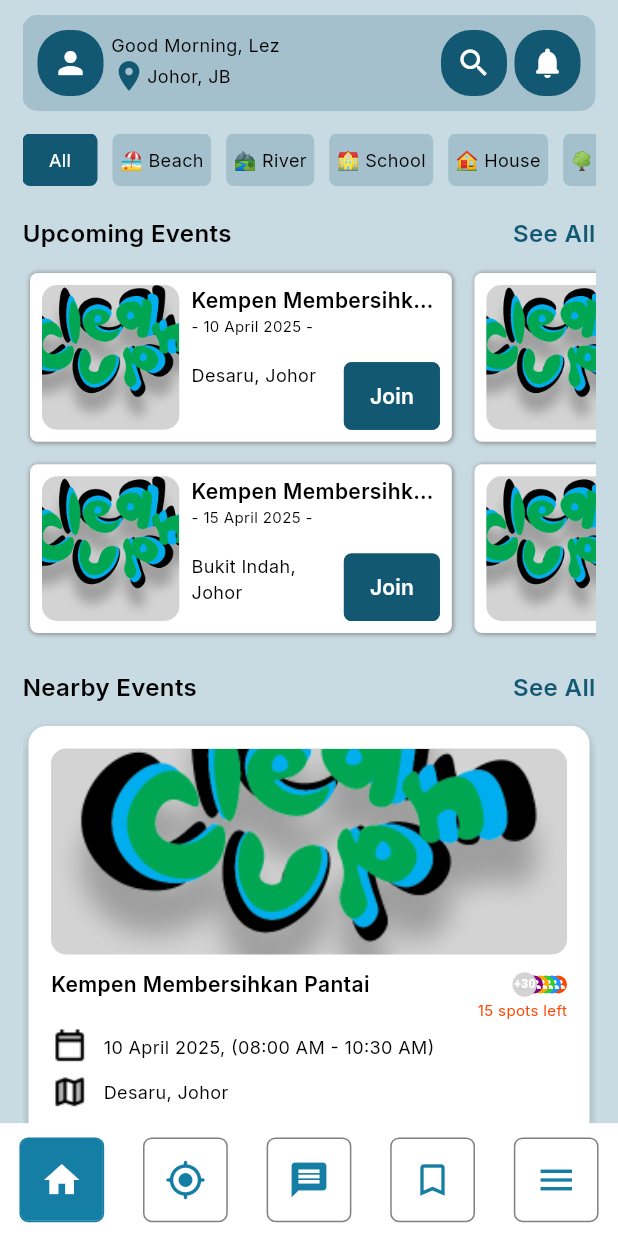
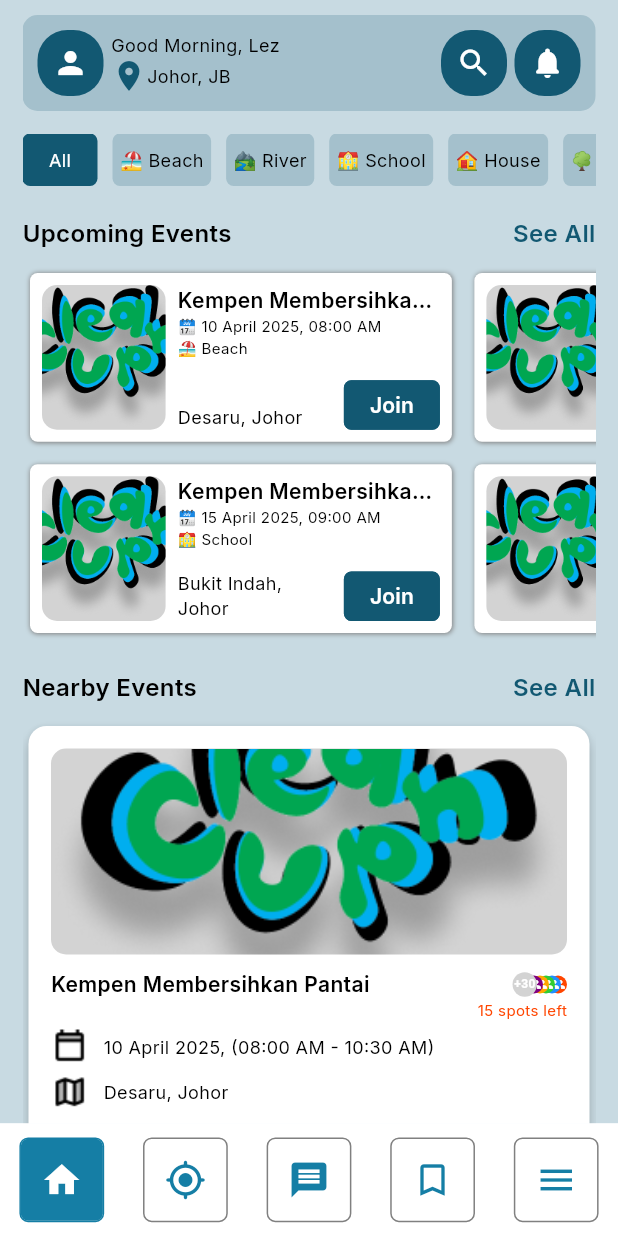
Before and after one commit to aafiqah/clean_up_community_app, a Flutter app: the HomePage screen opened by its route, after a tap on "All", on a phone screen of 412 x 824 dp. Run offline on Flutter 3.47's test engine with Material 3 defaults, Android fonts, the phone set to English and light mode, and no system bars; our stand-ins replace flutter_bloc, flutter_map, freezed_annotation, geolocator, go_router, google_fonts and 2 more.

Commit message:
fix clean up event type in home page

```diff
--- /dev/null
+++ b/lib/domain/entities/cleanup_event/index.dart
@@ -0,0 +1,2 @@
+export 'cleanup_event_filter.dart';
+export 'upcoming_event.dart';
--- a/lib/domain/entities/upcoming_event.dart
+++ b/lib/domain/entities/cleanup_event/upcoming_event.dart
@@ -1,23 +1,37 @@
+import 'package:json_annotation/json_annotation.dart';
+
+part 'upcoming_event.g.dart';
+
+@JsonSerializable()
 class UpcomingEvent {
   final String eventName;
   final String eventDate;
-  final String eventTime;
+  final String eventTimeStart;
+  final String eventTimeEnd;
   final UpcomingEventLocation eventLocation;
   final String imagePath;
+  final String eventType;
   final int participantCount;
   final int totalParticipant;
 
   UpcomingEvent({
     required this.eventName,
     required this.eventDate,
-    required this.eventTime,
+    required this.eventTimeStart,
+    required this.eventTimeEnd,
     required this.eventLocation,
     required this.imagePath,
+    required this.eventType,
     required this.participantCount,
     required this.totalParticipant,
   });
+
+  factory UpcomingEvent.fromJson(Map<String, dynamic> json) =>
+      _$UpcomingEventFromJson(json);
+  Map<String, dynamic> toJson() => _$UpcomingEventToJson(this);
 }
 
+@JsonSerializable()
 class UpcomingEventLocation {
   final String eventAddressOne;
   final String eventAddressTwo;
@@ -36,4 +50,8 @@ class UpcomingEventLocation {
     required this.eventLatitude,
     required this.eventLongitude,
   });
+
+  factory UpcomingEventLocation.fromJson(Map<String, dynamic> json) =>
+      _$UpcomingEventLocationFromJson(json);
+  Map<String, dynamic> toJson() => _$UpcomingEventLocationToJson(this);
 }
--- a/lib/domain/entities/index.dart
+++ b/lib/domain/entities/index.dart
@@ -1,2 +1 @@
-export 'cleanup_event_filter.dart';
-export 'upcoming_event.dart';
+export 'cleanup_event/index.dart';
--- /dev/null
+++ b/lib/infrastructure/data_sources/cleanup_event/cleanup_event_filter_data_source.dart
@@ -0,0 +1,48 @@
+import '../../../domain/index.dart';
+
+enum CleanupEventType {
+  all,
+  beach,
+  river,
+  school,
+  house,
+  park,
+  office,
+  highway;
+
+  String title() {
+    switch (this) {
+      case CleanupEventType.all:
+        return 'All';
+      case CleanupEventType.beach:
+        return '🏖 Beach';
+      case CleanupEventType.river:
+        return '🏞 River';
+      case CleanupEventType.school:
+        return '🏫 School';
+      case CleanupEventType.house:
+        return '🏠 House';
+      case CleanupEventType.park:
+        return '🌳 Park';
+      case CleanupEventType.office:
+        return '🏢 Office';
+      case CleanupEventType.highway:
+        return '🛣️ Highway';
+    }
+  }
+}
+
+class CleanupEventDataSource {
+  static List<CleanupEventFilter> getEvents() {
+    return [
+      CleanupEventFilter(name: CleanupEventType.all.title()),
+      CleanupEventFilter(name: CleanupEventType.beach.title()),
+      CleanupEventFilter(name: CleanupEventType.river.title()),
+      CleanupEventFilter(name: CleanupEventType.school.title()),
+      CleanupEventFilter(name: CleanupEventType.house.title()),
+      CleanupEventFilter(name: CleanupEventType.park.title()),
+      CleanupEventFilter(name: CleanupEventType.office.title()),
+      CleanupEventFilter(name: CleanupEventType.highway.title()),
+    ];
+  }
+}
--- /dev/null
+++ b/lib/infrastructure/data_sources/cleanup_event/index.dart
@@ -0,0 +1,2 @@
+export 'cleanup_event_filter_data_source.dart';
+export 'upcoming_event_data.dart';
--- a/lib/infrastructure/data_sources/upcoming_event_data.dart
+++ b/lib/infrastructure/data_sources/cleanup_event/upcoming_event_data.dart
@@ -1,4 +1,5 @@
-import '../../domain/index.dart';
+import '../../../domain/index.dart';
+import '../index.dart';
 
 class UpcomingEventDataSource {
   static List<UpcomingEvent> getEvents() {
@@ -6,7 +7,8 @@ class UpcomingEventDataSource {
       UpcomingEvent(
         eventName: 'Kempen Membersihkan Pantai',
         eventDate: '10 April 2025',
-        eventTime: '08:00 AM - 10:30 AM',
+        eventTimeStart: '08:00 AM',
+        eventTimeEnd: '10:30 AM',
         eventLocation: UpcomingEventLocation(
           eventAddressOne: 'Jalan Pantai Desaru',
           eventAddressTwo: 'Sebelah Resort Desaru',
@@ -17,13 +19,15 @@ class UpcomingEventDataSource {
           eventLongitude: '104.3030',
         ),
         imagePath: 'assets/images/logoCleanUp.png',
+        eventType: CleanupEventType.beach.title(),
         participantCount: 35,
         totalParticipant: 50,
       ),
       UpcomingEvent(
         eventName: 'Kempen Membersihkan Sekolah',
         eventDate: '15 April 2025',
-        eventTime: '09:00 AM - 12:00 PM',
+        eventTimeStart: '09:00 AM',
+        eventTimeEnd: '12:00 PM',
         eventLocation: UpcomingEventLocation(
           eventAddressOne: 'Jalan Sekolah 1',
           eventAddressTwo: 'Berhampiran Masjid Bukit Indah',
@@ -34,13 +38,15 @@ class UpcomingEventDataSource {
           eventLongitude: '103.6760',
         ),
         imagePath: 'assets/images/logoCleanUp.png',
+        eventType: CleanupEventType.school.title(),
         participantCount: 20,
         totalParticipant: 30,
       ),
       UpcomingEvent(
         eventName: 'Kempen Membersihkan Taman',
         eventDate: '20 April 2025',
-        eventTime: '07:30 AM - 09:45 AM',
+        eventTimeStart: '07:30 AM',
+        eventTimeEnd: '09:45 AM',
         eventLocation: UpcomingEventLocation(
           eventAddressOne: 'Taman Tasik Titiwangsa',
           eventAddressTwo: 'Berhadapan dengan KL Tower',
@@ -51,13 +57,15 @@ class UpcomingEventDataSource {
           eventLongitude: '101.7040',
         ),
         imagePath: 'assets/images/logoCleanUp.png',
+        eventType: CleanupEventType.park.title(),
         participantCount: 50,
         totalParticipant: 100,
       ),
       UpcomingEvent(
         eventName: 'Kempen Membersihkan Kejiranan',
         eventDate: '25 April 2025',
-        eventTime: '05:00 PM - 07:00 PM',
+        eventTimeStart: '05:00 PM',
+        eventTimeEnd: '07:00 PM',
         eventLocation: UpcomingEventLocation(
           eventAddressOne: 'Jalan Melawati 3',
           eventAddressTwo: 'Dekat Pasaraya Giant',
@@ -68,13 +76,15 @@ class UpcomingEventDataSource {
           eventLongitude: '101.7500',
         ),
         imagePath: 'assets/images/logoCleanUp.png',
+        eventType: CleanupEventType.house.title(),
         participantCount: 15,
         totalParticipant: 25,
       ),
       UpcomingEvent(
         eventName: 'Kempen Membersihkan Pejabat',
         eventDate: '1 Mei 2025',
-        eventTime: '02:00 PM - 04:00 PM',
+        eventTimeStart: '02:00 PM',
+        eventTimeEnd: '04:00 PM',
         eventLocation: UpcomingEventLocation(
           eventAddressOne: 'Menara KL, Jalan P Ramlee',
           eventAddressTwo: 'Bersebelahan KL Tower',
@@ -85,13 +95,15 @@ class UpcomingEventDataSource {
           eventLongitude: '101.7070',
         ),
         imagePath: 'assets/images/logoCleanUp.png',
+        eventType: CleanupEventType.office.title(),
         participantCount: 10,
         totalParticipant: 20,
       ),
       UpcomingEvent(
         eventName: 'Kempen Membersihkan Lebuhraya',
         eventDate: '5 Mei 2025',
-        eventTime: '06:30 AM - 09:00 AM',
+        eventTimeStart: '06:30 AM',
+        eventTimeEnd: '09:00 AM',
         eventLocation: UpcomingEventLocation(
           eventAddressOne: 'Lebuhraya Utara-Selatan (PLUS)',
           eventAddressTwo: 'Kawasan Rehat & Rawat Seremban',
@@ -102,13 +114,15 @@ class UpcomingEventDataSource {
           eventLongitude: '101.9380',
         ),
         imagePath: 'assets/images/logoCleanUp.png',
+        eventType: CleanupEventType.highway.title(),
         participantCount: 40,
         totalParticipant: 50,
       ),
       UpcomingEvent(
         eventName: 'Kempen Membersihkan Sungai',
         eventDate: '10 Mei 2025',
-        eventTime: '07:00 AM - 11:00 AM',
+        eventTimeStart: '07:00 AM',
+        eventTimeEnd: '11:00 AM',
         eventLocation: UpcomingEventLocation(
           eventAddressOne: 'Sungai Klang',
           eventAddressTwo: 'Berhampiran Masjid Jamek',
@@ -119,13 +133,15 @@ class UpcomingEventDataSource {
           eventLongitude: '101.4450',
         ),
         imagePath: 'assets/images/logoCleanUp.png',
+        eventType: CleanupEventType.river.title(),
         participantCount: 60,
         totalParticipant: 80,
       ),
       UpcomingEvent(
         eventName: 'Bengkel Pengurangan Sisa',
         eventDate: '15 Mei 2025',
-        eventTime: '10:00 AM - 01:00 PM',
+        eventTimeStart: '10:00 AM',
+        eventTimeEnd: '01:00 PM',
         eventLocation: UpcomingEventLocation(
           eventAddressOne: 'Pusat Eco Pulau Pinang',
           eventAddressTwo: 'Berdekatan Padang Kota Lama',
@@ -136,6 +152,7 @@ class UpcomingEventDataSource {
           eventLongitude: '100.3290',
         ),
         imagePath: 'assets/images/logoCleanUp.png',
+        eventType: CleanupEventType.house.title(),
         participantCount: 25,
         totalParticipant: 40,
       ),
--- a/lib/infrastructure/data_sources/cleanup_event_filter_data_source.dart
+++ /dev/null
@@ -1,15 +0,0 @@
-import '../../domain/index.dart';
-
-class CleanupEventDataSource {
-  static List<CleanupEventFilter> getEvents() {
-    return [
-      CleanupEventFilter(name: 'All'),
-      CleanupEventFilter(name: '🏖 Beach'),
-      CleanupEventFilter(name: '🏞 River'),
-      CleanupEventFilter(name: '🏫 School'),
-      CleanupEventFilter(name: '🏠 House'),
-      CleanupEventFilter(name: '🌳 Park'),
-      CleanupEventFilter(name: '🏢 Office'),
-    ];
-  }
-}
--- a/lib/infrastructure/data_sources/index.dart
+++ b/lib/infrastructure/data_sources/index.dart
@@ -1,2 +1 @@
-export 'cleanup_event_filter_data_source.dart';
-export 'upcoming_event_data.dart';
+export 'cleanup_event/index.dart';
--- a/lib/presentation/cubits/homePage/home_page_cubit.dart
+++ b/lib/presentation/cubits/homePage/home_page_cubit.dart
@@ -1,5 +1,8 @@
 import 'package:flutter_bloc/flutter_bloc.dart';
 import 'package:freezed_annotation/freezed_annotation.dart';
+
+import '../../../domain/entities/index.dart';
+import '../../../infrastructure/index.dart';
 
 part 'home_page_cubit.freezed.dart';
 part 'home_page_cubit.g.dart';
@@ -12,7 +15,15 @@ class HomePageCubit extends Cubit<HomePageState> {
     emit(state.copyWith(ontapSearch: ontapSearch));
   }
 
-  void onSelectedFilterTypeEvents(int onSelectedFilterTypeEvents) {
-    emit(state.copyWith(onSelectedFilterTypeEvents: onSelectedFilterTypeEvents));
+  void onSelectedFilterTypeEvents(int index) {
+    final selectedType = CleanupEventDataSource.getEvents()[index].name;
+    final newFilteredEvents = selectedType == 'All'
+        ? state.allEvents
+        : state.allEvents.where((e) => e.eventType == selectedType).toList();
+
+    emit(state.copyWith(
+      onSelectedFilterTypeEvents: index,
+      filteredEvents: newFilteredEvents,
+    ));
   }
 }
--- a/lib/presentation/cubits/homePage/home_page_state.dart
+++ b/lib/presentation/cubits/homePage/home_page_state.dart
@@ -5,13 +5,16 @@ class HomePageState with _$HomePageState {
   factory HomePageState({
     required bool ontapSearch,
     required int onSelectedFilterTypeEvents,
+    required List<UpcomingEvent> allEvents,
+    required List<UpcomingEvent> filteredEvents,
   }) = _HomePageState;
 
   factory HomePageState.initial() => HomePageState(
         ontapSearch: false,
         onSelectedFilterTypeEvents: 0,
+        allEvents: UpcomingEventDataSource.getEvents(),
+        filteredEvents: UpcomingEventDataSource.getEvents(),
       );
 
-  factory HomePageState.fromJson(Map<String, dynamic> json) =>
-      _$HomePageStateFromJson(json);
+  factory HomePageState.fromJson(Map<String, dynamic> json) => _$HomePageStateFromJson(json);
 }
--- a/lib/presentation/screen/clean_up/home_page.dart
+++ b/lib/presentation/screen/clean_up/home_page.dart
@@ -15,8 +15,6 @@ class HomePage extends StatefulWidget {
 class _HomePageState extends State<HomePage> {
   final ScrollController _scrollController = ScrollController();
   final TextEditingController _searchController = TextEditingController();
-  final eventsType = CleanupEventDataSource.getEvents();
-  final upcomingEvents = UpcomingEventDataSource.getEvents();
 
   String getGreeting() {
     final hour = DateTime.now().hour;
@@ -68,12 +66,9 @@ class _HomePageState extends State<HomePage> {
                                   color: CleanUpColor.primary,
                                   borderRadius: BorderRadius.circular(20),
                                 ),
-                                child: const Icon(Icons.person,
-                                    color: CleanUpColor.white),
+                                child: const Icon(Icons.person, color: CleanUpColor.white),
                               ),
-                              const SizedBox(
-                                  width:
-                                      5), // Added spacing instead of `spacing`
+                              const SizedBox(width: 5), // Added spacing instead of `spacing`
                               Column(
                                 crossAxisAlignment: CrossAxisAlignment.start,
                                 children: [
@@ -89,8 +84,7 @@ class _HomePageState extends State<HomePage> {
                                       ),
                                       Text(
                                         'Johor, JB',
-                                        style: TextStyleShared
-                                            .textStyle.bodyMedium,
+                                        style: TextStyleShared.textStyle.bodyMedium,
                                       ),
                                     ],
                                   ),
@@ -100,9 +94,7 @@ class _HomePageState extends State<HomePage> {
                               GestureDetector(
                                 key: const ValueKey('onTapSearchHome'),
                                 onTap: () {
-                                  context
-                                      .read<HomePageCubit>()
-                                      .onTapSeacrh(true);
+                                  context.read<HomePageCubit>().onTapSeacrh(true);
                                 },
                                 child: Container(
                                   padding: const EdgeInsets.all(10),
@@ -111,8 +103,7 @@ class _HomePageState extends State<HomePage> {
                                     color: CleanUpColor.primary,
                                     borderRadius: BorderRadius.circular(20),
                                   ),
-                                  child: const Icon(Icons.search,
-                                      color: CleanUpColor.white),
+                                  child: const Icon(Icons.search, color: CleanUpColor.white),
                                 ),
                               ),
                               GestureDetector(
@@ -136,40 +127,30 @@ class _HomePageState extends State<HomePage> {
                           child: ListView.builder(
                             controller: _scrollController,
                             scrollDirection: Axis.horizontal,
-                            itemCount: eventsType.length,
+                            itemCount: CleanupEventDataSource.getEvents().length,
                             itemBuilder: (context, index) {
-                              final event = eventsType[index];
-                              final isSelected =
-                                  homePageState.onSelectedFilterTypeEvents ==
-                                      index;
+                              final event = CleanupEventDataSource.getEvents()[index];
+                              final isSelected = homePageState.onSelectedFilterTypeEvents == index;
 
                               return GestureDetector(
                                 onTap: () {
-                                  context
-                                      .read<HomePageCubit>()
-                                      .onSelectedFilterTypeEvents(index);
+                                  context.read<HomePageCubit>().onSelectedFilterTypeEvents(index);
                                 },
                                 child: Container(
                                   width: event.name == 'All' ? 50 : null,
-                                  padding:
-                                      const EdgeInsets.symmetric(horizontal: 5),
+                                  padding: const EdgeInsets.symmetric(horizontal: 5),
                                   margin: const EdgeInsets.only(right: 10),
                                   decoration: BoxDecoration(
                                     borderRadius: BorderRadius.circular(5),
                                     color: isSelected
                                         ? CleanUpColor.primary
-                                        : CleanUpColor.primary
-                                            .withValues(alpha: 0.2),
+                                        : CleanUpColor.primary.withValues(alpha: 0.2),
                                   ),
                                   child: Center(
                                     child: Text(
                                       event.name,
-                                      style: TextStyleShared
-                                          .textStyle.bodyMedium
-                                          .copyWith(
-                                        color: isSelected
-                                            ? CleanUpColor.white
-                                            : CleanUpColor.black,
+                                      style: TextStyleShared.textStyle.bodyMedium.copyWith(
+                                        color: isSelected ? CleanUpColor.white : CleanUpColor.black,
                                       ),
                                     ),
                                   ),
@@ -204,20 +185,22 @@ class _HomePageState extends State<HomePage> {
                             padding: const EdgeInsets.all(5),
                             shrinkWrap: true,
                             scrollDirection: Axis.horizontal,
-                            itemCount: upcomingEvents.length,
-                            gridDelegate:
-                                const SliverGridDelegateWithFixedCrossAxisCount(
+                            itemCount: homePageState.filteredEvents.length,
+                            // itemCount: filteredEvents.length,
+                            gridDelegate: const SliverGridDelegateWithFixedCrossAxisCount(
                               crossAxisCount: 2,
                               crossAxisSpacing: 15, // Space between columns
                               mainAxisSpacing: 15, // Space between rows
                               childAspectRatio: .4, // Adjust width-height ratio
                             ),
                             itemBuilder: (context, index) {
-                              final event = upcomingEvents[index];
+                              final event = homePageState.filteredEvents[index];
 
                               return UpcomingEventWidget(
                                 eventName: event.eventName,
                                 eventDate: event.eventDate,
+                                eventType: event.eventType,
+                                eventTimeStart: event.eventTimeStart,
                                 eventLocation:
                                     '${event.eventLocation.eventCity}, ${event.eventLocation.eventState}',
                                 imagePath: event.imagePath,
@@ -248,20 +231,19 @@ class _HomePageState extends State<HomePage> {
                         ListView.builder(
                           shrinkWrap: true,
                           physics: const NeverScrollableScrollPhysics(),
-                          itemCount: 5,
+                          itemCount: homePageState.filteredEvents.length,
                           itemBuilder: (context, index) {
-                            final event = upcomingEvents[index];
+                            final event = homePageState.filteredEvents[index];
 
                             return Container(
                               margin: const EdgeInsets.only(bottom: 5),
                               child: CardPostEvent(
                                 eventName: event.eventName,
-                                spotsLeft: event.totalParticipant -
-                                    event.participantCount,
+                                spotsLeft: event.totalParticipant - event.participantCount,
                                 participantsCount: event.participantCount,
                                 imagePath: event.imagePath,
                                 eventDateTime:
-                                    '${event.eventDate}, (${event.eventTime})',
+                                    '${event.eventDate}, (${event.eventTimeStart} - ${event.eventTimeEnd})',
                                 eventAddress:
                                     '${event.eventLocation.eventCity}, ${event.eventLocation.eventState}',
                               ),
@@ -282,9 +264,7 @@ class _HomePageState extends State<HomePage> {
                             children: [
                               GestureDetector(
                                 onTap: () {
-                                  context
-                                      .read<HomePageCubit>()
-                                      .onTapSeacrh(false);
+                                  context.read<HomePageCubit>().onTapSeacrh(false);
                                   _searchController.clear();
                                 },
                                 child: Container(
@@ -293,8 +273,7 @@ class _HomePageState extends State<HomePage> {
                                     color: CleanUpColor.primary,
                                     borderRadius: BorderRadius.circular(20),
                                   ),
-                                  child: const Icon(Icons.close_rounded,
-                                      color: CleanUpColor.white),
+                                  child: const Icon(Icons.close_rounded, color: CleanUpColor.white),
                                 ),
                               ),
                               const SizedBox(width: 5),
--- a/lib/presentation/screen/clean_up/widget/card_post_event.dart
+++ b/lib/presentation/screen/clean_up/widget/card_post_event.dart
@@ -79,8 +79,7 @@ class CardPostEvent extends StatelessWidget {
                               shrinkWrap: true,
                               scrollDirection: Axis.horizontal,
                               reverse: true,
-                              itemCount:
-                                  participantsCount > 5 ? 6 : participantsCount,
+                              itemCount: participantsCount > 5 ? 6 : participantsCount,
                               itemBuilder: (BuildContext context, int index) {
                                 if (index == 5) {
                                   return Transform.translate(
@@ -129,8 +128,7 @@ class CardPostEvent extends StatelessWidget {
                           ),
                           Text(
                             '$spotsLeft spots left',
-                            style:
-                                TextStyleShared.textStyle.bodyMedium.copyWith(
+                            style: TextStyleShared.textStyle.bodyMedium.copyWith(
                               color: CleanUpColor.redMedium,
                               fontSize: 10,
                             ),
@@ -165,8 +163,6 @@ class CardPostEvent extends StatelessWidget {
                         child: Text(
                           eventAddress,
                           style: TextStyleShared.textStyle.bodyMedium,
-                          maxLines: 2,
-                          overflow: TextOverflow.ellipsis,
                         ),
                       ),
                     ],
@@ -181,8 +177,7 @@ class CardPostEvent extends StatelessWidget {
                     padding: const EdgeInsets.all(10),
                     child: Text(
                       'More Details',
-                      style: TextStyleShared.textStyle.subtitle
-                          .copyWith(color: CleanUpColor.white),
+                      style: TextStyleShared.textStyle.subtitle.copyWith(color: CleanUpColor.white),
                       textAlign: TextAlign.center,
                     ),
                   ),
--- a/lib/presentation/screen/clean_up/widget/upcoming_event_widget.dart
+++ b/lib/presentation/screen/clean_up/widget/upcoming_event_widget.dart
@@ -8,12 +8,16 @@ class UpcomingEventWidget extends StatelessWidget {
     super.key,
     required this.eventName,
     required this.eventDate,
+    required this.eventTimeStart,
+    required this.eventType,
     required this.eventLocation,
     this.imagePath,
   });
 
   final String eventName;
   final String eventDate;
+  final String eventTimeStart;
+  final String eventType;
   final String eventLocation;
   final String? imagePath;
 
@@ -35,7 +39,7 @@ class UpcomingEventWidget extends StatelessWidget {
       child: Row(
         children: [
           Container(
-            width: MediaQuery.sizeOf(context).height / 9,
+            width: MediaQuery.sizeOf(context).width / 5,
             decoration: BoxDecoration(
               image: imagePath != null
                   ? DecorationImage(
@@ -58,12 +62,16 @@ class UpcomingEventWidget extends StatelessWidget {
                   style: TextStyleShared.textStyle.subtitle,
                 ),
                 Text(
-                  '- $eventDate -',
+                  '🗓️ $eventDate, $eventTimeStart',
+                  style: TextStyleShared.textStyle.bodySmall,
+                ),
+                Text(
+                  eventType,
                   style: TextStyleShared.textStyle.bodySmall,
                 ),
                 const Spacer(),
                 Row(
-                  crossAxisAlignment: CrossAxisAlignment.start,
+                  crossAxisAlignment: CrossAxisAlignment.end,
                   children: [
                     Expanded(
                       child: Text(
@@ -77,6 +85,7 @@ class UpcomingEventWidget extends StatelessWidget {
                       width: 5,
                     ),
                     Submitbutton(
+                      height: MediaQuery.sizeOf(context).height / 25,
                       onPressed: () {},
                       text: 'Join',
                     ),
```
Also changed, not shown: lib/domain/entities/cleanup_event/cleanup_event_filter.dart (renamed from lib/domain/entities/cleanup_event_filter.dart), lib/domain/entities/cleanup_event/upcoming_event.g.dart (added), lib/presentation/cubits/homePage/home_page_cubit.freezed.dart, lib/presentation/cubits/homePage/home_page_cubit.g.dart.
